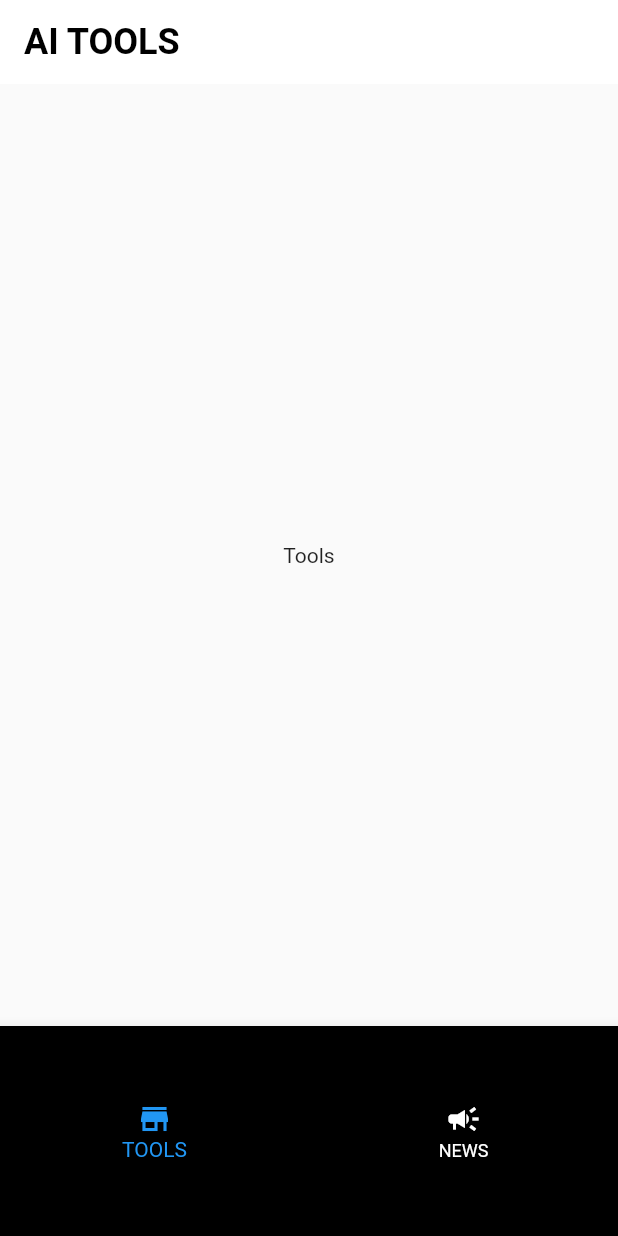
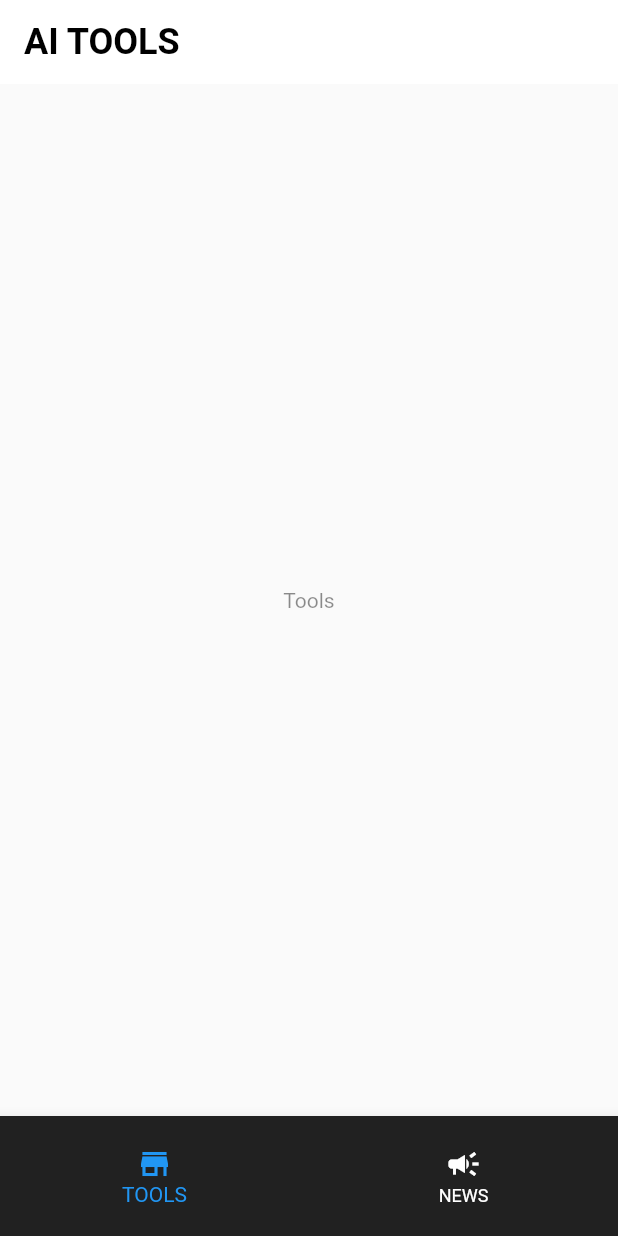
Before and after one commit to KumarLakshmanan/flutter-aihunt, a Flutter app: the screen it shows after launch, on a phone screen of 412 x 824 dp. Run offline on Flutter 3.47's test engine with Material 2 defaults, Android fonts, the phone set to English and light mode, and no system bars; our stand-ins replace dio, google_fonts; Roboto replaces fonts that are missing (Abel).

Commit message:
ai news section done

```diff
--- a/lib/main.dart
+++ b/lib/main.dart
@@ -1,4 +1,5 @@
 import 'package:flutter/material.dart';
+import 'package:google_fonts/google_fonts.dart';
 import 'package:todoapp/src/screens/news_screen.dart';
 import 'package:todoapp/src/screens/tools_screen.dart';
 
@@ -11,9 +12,19 @@ class MyApp extends StatelessWidget {
 
   @override
   Widget build(BuildContext context) {
-    return const MaterialApp(
-      home: RootPage(),
+    return MaterialApp(
+      home: const RootPage(),
       debugShowCheckedModeBanner: false,
+      theme: ThemeData(
+          textTheme: TextTheme(
+              bodyMedium: TextStyle(
+                  fontFamily: GoogleFonts.abel().fontFamily,
+                  fontWeight: FontWeight.normal,
+                  color: Colors.black45),
+              bodyLarge: TextStyle(
+                  fontFamily: GoogleFonts.righteous().fontFamily,
+                  fontSize: 22,
+                  color: Colors.blueAccent[100]))),
     );
   }
 }
@@ -52,7 +63,7 @@ class _RootPageState extends State<RootPage> {
       ),
       body: pages[activeindex]["widget"],
       bottomNavigationBar: SizedBox(
-        height: 140,
+        height: 80,
         child: BottomNavigationBar(
           items: const [
             BottomNavigationBarItem(
@@ -64,7 +75,7 @@ class _RootPageState extends State<RootPage> {
               label: "NEWS",
             ),
           ],
-          backgroundColor: Colors.black,
+          backgroundColor: Colors.grey[900],
           unselectedItemColor: Colors.white,
           currentIndex: activeindex,
           onTap: (value) => {
--- a/lib/src/constant.dart
+++ b/lib/src/constant.dart
@@ -1,5 +1,5 @@
 class Constants {
-  static String imageUrl = "http://api.frontendforever.com/";
+  static String imageUrl = "https://www.aitoolhunt.com/_next/image";
   static String apiUrl = "http://api.frontendforever.com/ai/api.php?mode";
   static var pagination = "start=${0}&limit=${10}";
 }
--- a/pubspec.yaml
+++ b/pubspec.yaml
@@ -32,6 +32,7 @@ dependencies:
   dio: ^5.1.2
   flutter:
     sdk: flutter
+  google_fonts: ^4.0.5
 
 dev_dependencies:
   flutter_lints: ^2.0.0
```
Also changed, not shown: lib/src/screens/news_screen.dart (+72 -6 lines), pubspec.lock, 2 other files.
